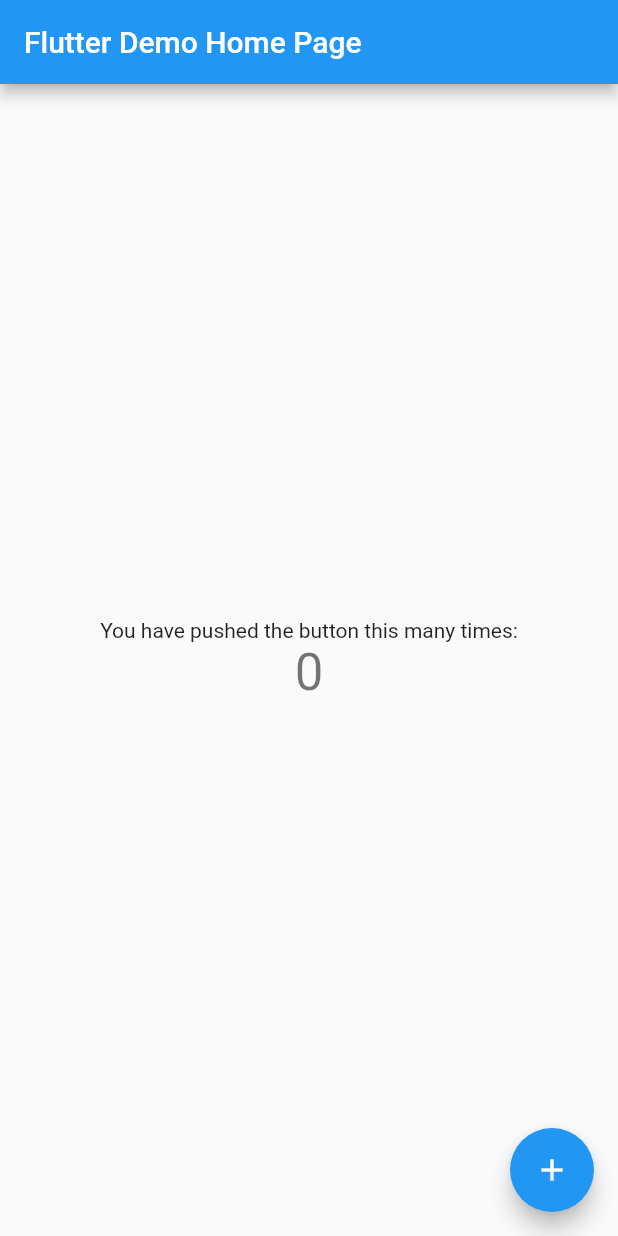
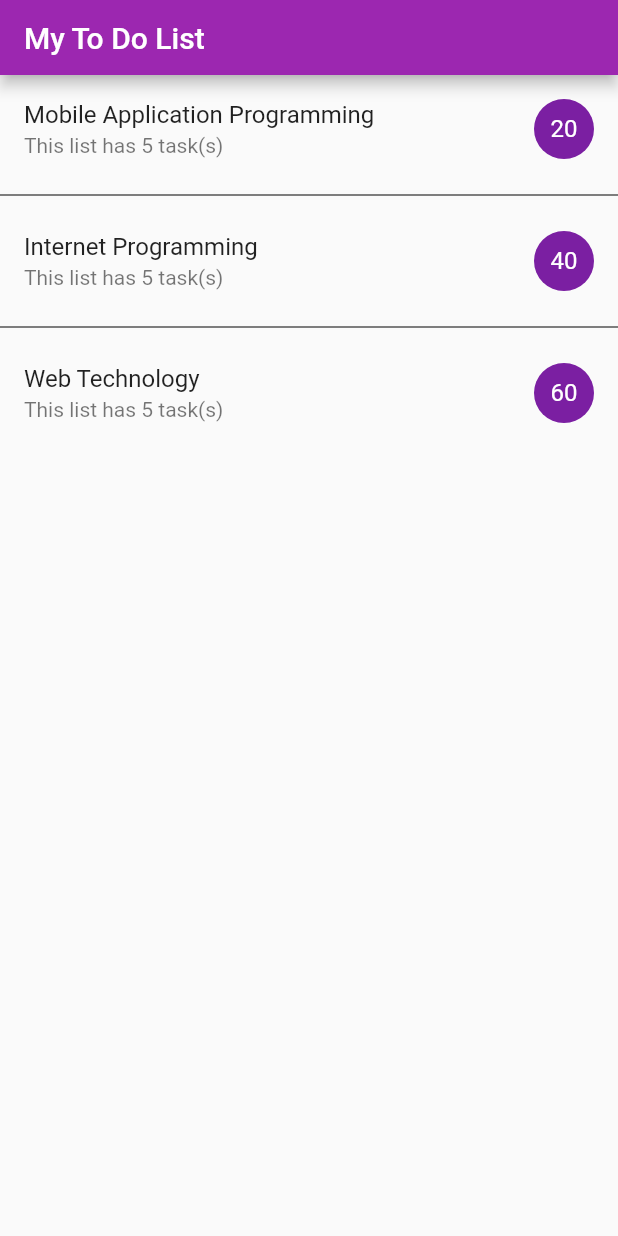
Before and after one commit to SahandB99/exercise3, a Flutter app: the screen it shows after launch, on a phone screen of 412 x 824 dp. Run offline on Flutter 3.47's test engine with Material 2 defaults, Android fonts, the phone set to English and light mode, and no system bars.

Commit message:
We finished the project and implemented all of the source code

```diff
--- a/lib/main.dart
+++ b/lib/main.dart
@@ -1,115 +1,22 @@
 import 'package:flutter/material.dart';
-
+import 'package:exercise3/screens/todo_list/todo_list.dart';
+import 'package:exercise3/models/mock_todo.dart';
 void main() {
   runApp(const MyApp());
 }
 
 class MyApp extends StatelessWidget {
   const MyApp({Key? key}) : super(key: key);
-
-  // This widget is the root of your application.
   @override
   Widget build(BuildContext context) {
     return MaterialApp(
       title: 'Flutter Demo',
       theme: ThemeData(
-        // This is the theme of your application.
-        //
-        // Try running your application with "flutter run". You'll see the
-        // application has a blue toolbar. Then, without quitting the app, try
-        // changing the primarySwatch below to Colors.green and then invoke
-        // "hot reload" (press "r" in the console where you ran "flutter run",
-        // or simply save your changes to "hot reload" in a Flutter IDE).
-        // Notice that the counter didn't reset back to zero; the application
-        // is not restarted.
-        primarySwatch: Colors.blue,
+
+        primarySwatch: Colors.purple,
       ),
-      home: const MyHomePage(title: 'Flutter Demo Home Page'),
+      home: TodoScreen(myToDo),
+      debugShowCheckedModeBanner: false,
     );
   }
 }
-
-class MyHomePage extends StatefulWidget {
-  const MyHomePage({Key? key, required this.title}) : super(key: key);
-
-  // This widget is the home page of your application. It is stateful, meaning
-  // that it has a State object (defined below) that contains fields that affect
-  // how it looks.
-
-  // This class is the configuration for the state. It holds the values (in this
-  // case the title) provided by the parent (in this case the App widget) and
-  // used by the build method of the State. Fields in a Widget subclass are
-  // always marked "final".
-
-  final String title;
-
-  @override
-  State<MyHomePage> createState() => _MyHomePageState();
-}
-
-class _MyHomePageState extends State<MyHomePage> {
-  int _counter = 0;
-
-  void _incrementCounter() {
-    setState(() {
-      // This call to setState tells the Flutter framework that something has
-      // changed in this State, which causes it to rerun the build method below
-      // so that the display can reflect the updated values. If we changed
-      // _counter without calling setState(), then the build method would not be
-      // called again, and so nothing would appear to happen.
-      _counter++;
-    });
-  }
-
-  @override
-  Widget build(BuildContext context) {
-    // This method is rerun every time setState is called, for instance as done
-    // by the _incrementCounter method above.
-    //
-    // The Flutter framework has been optimized to make rerunning build methods
-    // fast, so that you can just rebuild anything that needs updating rather
-    // than having to individually change instances of widgets.
-    return Scaffold(
-      appBar: AppBar(
-        // Here we take the value from the MyHomePage object that was created by
-        // the App.build method, and use it to set our appbar title.
-        title: Text(widget.title),
-      ),
-      body: Center(
-        // Center is a layout widget. It takes a single child and positions it
-        // in the middle of the parent.
-        child: Column(
-          // Column is also a layout widget. It takes a list of children and
-          // arranges them vertically. By default, it sizes itself to fit its
-          // children horizontally, and tries to be as tall as its parent.
-          //
-          // Invoke "debug painting" (press "p" in the console, choose the
-          // "Toggle Debug Paint" action from the Flutter Inspector in Android
-          // Studio, or the "Toggle Debug Paint" command in Visual Studio Code)
-          // to see the wireframe for each widget.
-          //
-          // Column has various properties to control how it sizes itself and
-          // how it positions its children. Here we use mainAxisAlignment to
-          // center the children vertically; the main axis here is the vertical
-          // axis because Columns are vertical (the cross axis would be
-          // horizontal).
-          mainAxisAlignment: MainAxisAlignment.center,
-          children: <Widget>[
-            const Text(
-              'You have pushed the button this many times:',
-            ),
-            Text(
-              '$_counter',
-              style: Theme.of(context).textTheme.headline4,
-            ),
-          ],
-        ),
-      ),
-      floatingActionButton: FloatingActionButton(
-        onPressed: _incrementCounter,
-        tooltip: 'Increment',
-        child: const Icon(Icons.add),
-      ), // This trailing comma makes auto-formatting nicer for build methods.
-    );
-  }
-}
--- a/lib/screens/task_list/Bar.dart
+++ b/lib/screens/task_list/Bar.dart
@@ -0,0 +1,20 @@
+import 'package:flutter/material.dart';
+
+class Bar1 extends StatelessWidget implements PreferredSizeWidget {
+  final String title;
+  Bar1(this.title);
+
+  @override
+
+  Size get preferredSize => Size.fromHeight(50.0);
+
+  @override
+
+  Widget build(BuildContext context) {
+    return AppBar(
+      leading: Container(),
+      title: Text("Task List of $title"),
+      centerTitle: true,
+    );
+  }
+}
--- /dev/null
+++ b/lib/screens/todo_list/Bar.dart
@@ -0,0 +1,23 @@
+import 'package:flutter/material.dart';
+
+class Bar2 extends StatefulWidget implements PreferredSizeWidget {
+  Bar2({Key? key}) : super(key: key);
+
+  @override
+  Size get preferredSize => Size.fromHeight(50.0);
+
+  @override
+  State<Bar2> createState() => _Bar2State();
+}
+
+class _Bar2State extends State<Bar2> {
+  @override
+  Widget build(BuildContext context) {
+    return AppBar(
+      leading: Container(),
+      title: Text("My To Do List"),
+      centerTitle: false,
+      leadingWidth: 0,
+    );
+  }
+}
--- /dev/null
+++ b/lib/screens/todo_list/body.dart
@@ -0,0 +1,43 @@
+import 'package:flutter/material.dart';
+import 'package:exercise3/models/mock_todo.dart';
+import 'package:exercise3/models/todo.dart';
+import 'package:exercise3/screens/task_list/task_List.dart';
+
+class Body2 extends StatefulWidget {
+  Body2({Key? key}) : super(key: key);
+  @override
+  _Body2State createState() => _Body2State();
+}
+class _Body2State extends State<Body2> {
+  final List<Todo> td = myToDo;
+  @override
+  Widget build(BuildContext context) {
+    return ListView.separated(
+        itemBuilder: (context, index) => ListTile(
+              title: Text(td[index].title),
+              subtitle: Text("This list has " +
+                  td[index].myTask.length.toString() +
+                  " task(s)"),
+              trailing: CircleAvatar(
+                child: Text(td[index].percentage.toString()),
+              ),
+              onTap: () async {
+                final result = await Navigator.push(
+                    context,
+                    MaterialPageRoute(
+                        builder: (context) =>
+                            TaskListScreen(Todo.copy(td[index]))));
+                if (result != null) {
+                  setState(() {
+                    td[index].update(result);
+                  });
+                }
+                if (result == null) {
+                  setState(() {});
+                }
+              },
+            ),
+        separatorBuilder: (context, index) => Divider(color: Colors.black),
+        itemCount: td.length);
+  }
+}
--- /dev/null
+++ b/lib/screens/todo_list/todo_list.dart
@@ -0,0 +1,23 @@
+import 'package:flutter/material.dart';
+import 'package:exercise3/models/todo.dart';
+import 'bar.dart';
+import 'body.dart';
+class TodoScreen extends StatefulWidget {
+  final List<Todo> t;
+  TodoScreen(this.t);
+  @override
+  _TodoScreenState createState() => _TodoScreenState();
+}
+class _TodoScreenState extends State<TodoScreen> {
+  @override
+  Widget build(BuildContext context) {
+    return WillPopScope(
+        onWillPop: () => Future.value(false),
+        child: SafeArea(
+          child: Scaffold(
+            appBar: Bar2(),
+            body: Body2(),
+          ),
+        ));
+  }
+}
```
Also changed, not shown: lib/screens/task_list/body.dart (added, +39 -0 lines), lib/screens/task_list/float.dart (added, +30 -0 lines), lib/screens/task_list/task_List.dart (added, +26 -0 lines), lib/models/mock_todo.dart (line endings or trailing spaces).
